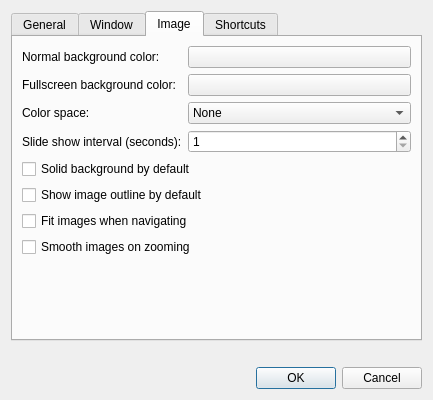
Old version of the form src/preferencesdialog.ui in the repository lxqt/lximage-qt.
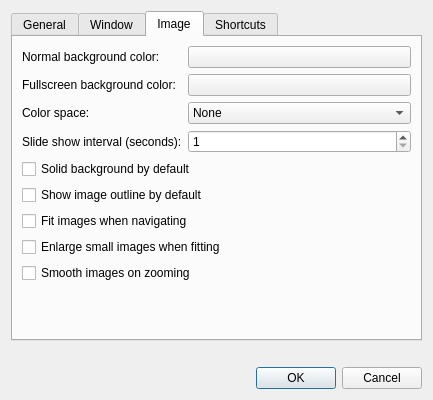
New version of the form. The open tabs and pages were chosen to show the change. Custom widgets are drawn as their Qt base class.

Commit message: Adding ability to make the Fit zoom mode also enlarge images

```diff
--- a/src/preferencesdialog.ui
+++ b/src/preferencesdialog.ui
@@ -258,6 +258,13 @@
         </widget>
        </item>
        <item row="7" column="0" colspan="2">
+        <widget class="QCheckBox" name="enlargeOnZoomFitBox">
+         <property name="text">
+          <string>Enlarge small images when fitting</string>
+         </property>
+        </widget>
+       </item>
+       <item row="8" column="0" colspan="2">
         <widget class="QCheckBox" name="smoothOnZoomBox">
          <property name="text">
           <string>Smooth images on zooming</string>
```
The commit also changes 6 other files.
